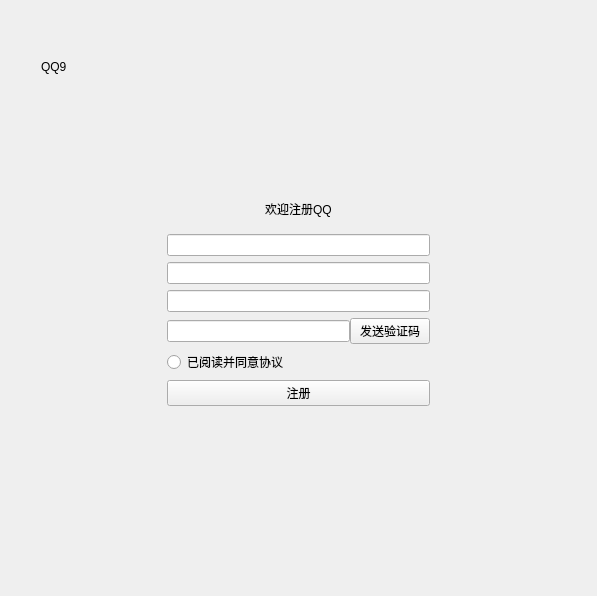
Above: QQ-Client/LoginWidget/RegisterPage.ui from rtomway/Qt-QQ before the change. Below: the same form after it.
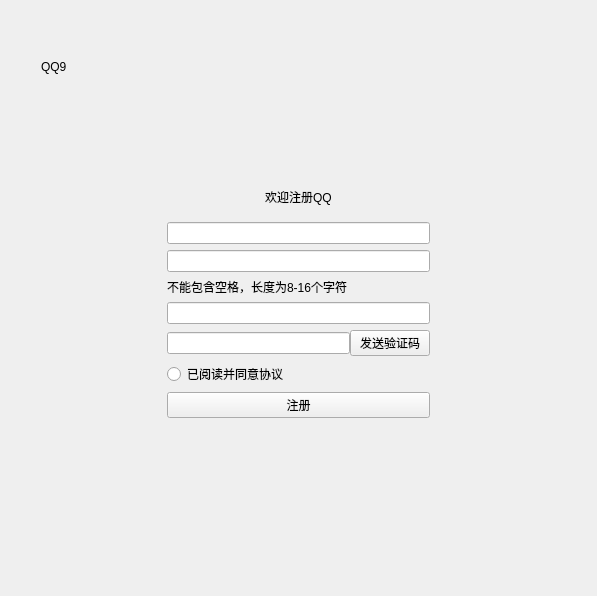
That is the form after the change.

What changed in the file:
```diff
--- a/QQ-Client/LoginWidget/RegisterPage.ui
+++ b/QQ-Client/LoginWidget/RegisterPage.ui
@@ -92,6 +92,13 @@
       <item>
        <widget class="QLineEdit" name="passwordEdit"/>
       </item>
+      <item>
+       <widget class="QLabel" name="passwordLab">
+        <property name="text">
+         <string>不能包含空格，长度为8-16个字符</string>
+        </property>
+       </widget>
+      </item>
       <item>
        <widget class="QLineEdit" name="phoneEdit"/>
       </item>
```
